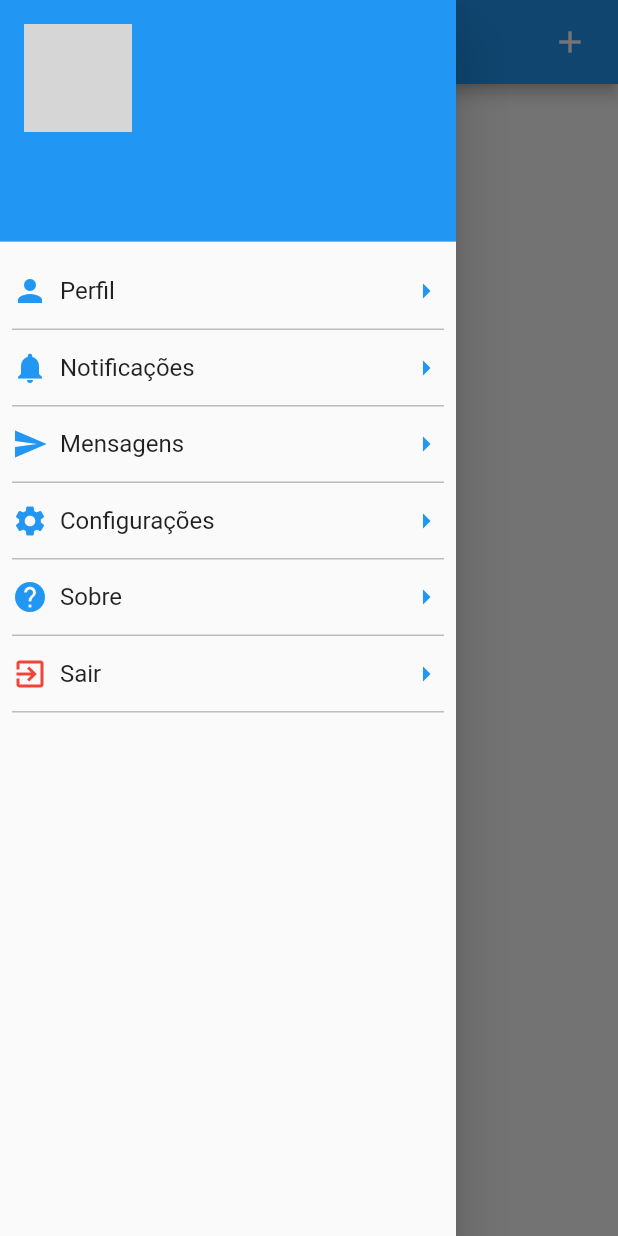
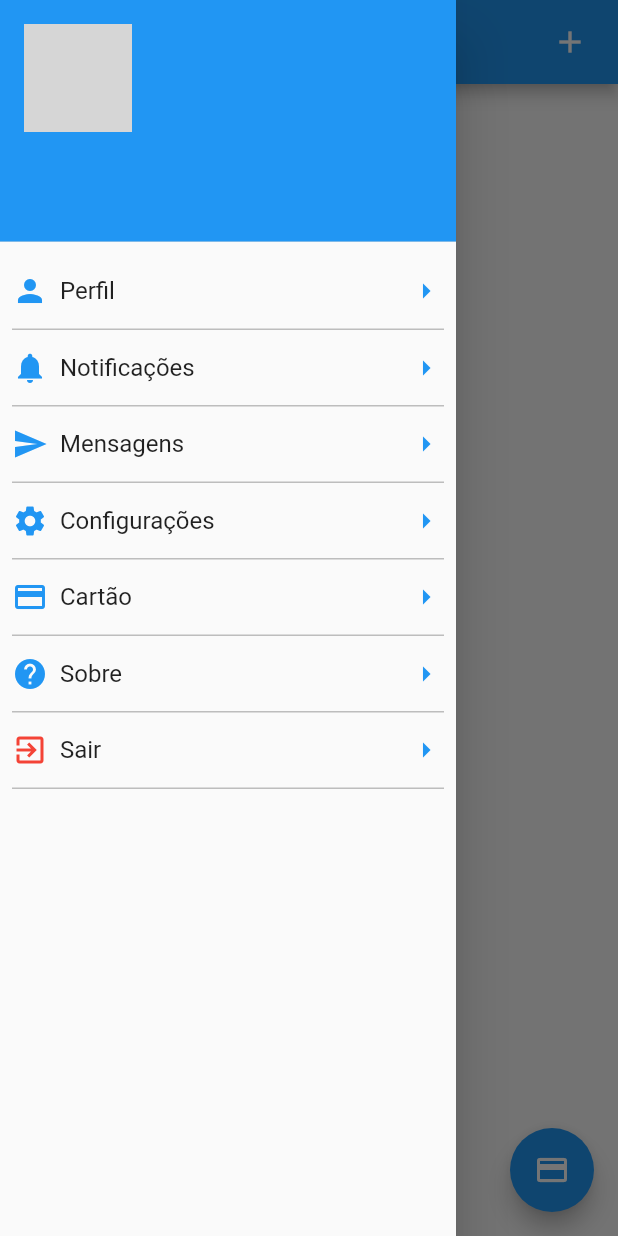
Before and after one commit to Caio-eng/industries, a Flutter app: the Home screen opened directly with empty values, with the side drawer open, on a phone screen of 412 x 824 dp. Run offline on Flutter 3.47's test engine with Material 2 defaults, Android fonts, the phone set to English and light mode, and no system bars; our stand-ins replace bloc, carousel_pro, carousel_slider, cloud_firestore, firebase_auth, firebase_storage and 4 more; missing offline and left inert: flutter_facebook_login, square_in_app_payments; accounts and stored records are empty; network calls fail; grey boxes are pictures that could not be loaded.

Commit message:
Continuação

```diff
--- a/lib/Home.dart
+++ b/lib/Home.dart
@@ -13,6 +13,9 @@ import 'package:industries/model/Imovel.dart';
 import 'CadastroImoveis.dart';
 import 'CadastroImoveis.dart';
 import 'Login.dart';
+import 'package:square_in_app_payments/models.dart';
+import 'package:square_in_app_payments/in_app_payments.dart';
+
 
 /*
 class Home extends StatefulWidget {
@@ -40,6 +43,22 @@ class Home extends StatelessWidget {
   bool isLoggedIn = false;
 
   var profile;
+
+  void _pay() async {
+    await InAppPayments.setSquareApplicationId('sq0idp-UkcOHgc5KG3UEa7DTrwrTg');
+    await InAppPayments.startCardEntryFlow(
+      onCardNonceRequestSuccess: (CardDetails result) {
+        try {
+          print('success!');
+        } on Exception catch (ex) {
+          print("ERROR");
+          InAppPayments.showCardNonceProcessingError(ex.toString());
+        }
+      },
+      onCardEntryCancel: () {}
+    );
+  }
+
 
 /*
   Future _recuperarDadosUsuario() async {
@@ -388,6 +407,49 @@ class Home extends StatelessWidget {
                         bottom: BorderSide(color: Colors.grey.shade400))),
                 child: InkWell(
                   splashColor: Colors.blue,
+                  onTap: () => {
+                   // _pay(),
+                  },
+                  child: Container(
+                    height: 50,
+                    child: Row(
+                      mainAxisAlignment: MainAxisAlignment.spaceBetween,
+                      children: <Widget>[
+                        Row(
+                          children: <Widget>[
+                            Icon(
+                              Icons.payment,
+                              color: Colors.blue,
+                            ),
+                            Padding(
+                              padding: const EdgeInsets.all(8.0),
+                              child: Text(
+                                'Cartão',
+                                style: TextStyle(
+                                  fontSize: 16.0,
+                                ),
+                              ),
+                            ),
+                          ],
+                        ),
+                        Icon(
+                          Icons.arrow_right,
+                          color: Colors.blue,
+                        )
+                      ],
+                    ),
+                  ),
+                ),
+              ),
+            ),
+            Padding(
+              padding: const EdgeInsets.fromLTRB(8.0, 0, 8.0, 0),
+              child: Container(
+                decoration: BoxDecoration(
+                    border: Border(
+                        bottom: BorderSide(color: Colors.grey.shade400))),
+                child: InkWell(
+                  splashColor: Colors.blue,
                   onTap: () => {},
                   child: Container(
                     height: 50,
@@ -421,6 +483,7 @@ class Home extends StatelessWidget {
                 ),
               ),
             ),
+
             Padding(
               padding: const EdgeInsets.fromLTRB(8.0, 0, 8.0, 0),
               child: Container(
@@ -488,6 +551,12 @@ class Home extends StatelessWidget {
           );
         },
       ),
+
+      floatingActionButton: FloatingActionButton(
+        onPressed: _pay,
+        tooltip: 'Payment',
+        child: Icon(Icons.payment),
+      ),
     );
   }
 }
--- a/pubspec.yaml
+++ b/pubspec.yaml
@@ -36,6 +36,7 @@ dependencies:
   image_picker: ^0.6.3+1 # selecionar imagens
   carousel_slider: ^1.3.0
   carousel_pro: ^0.0.13
+  square_in_app_payments: ^1.3.0
 
 
 dev_dependencies:
```
Also changed, not shown: lib/services/paymentservice.dart (added, +10 -0 lines), pubspec.lock, 2 other files.
